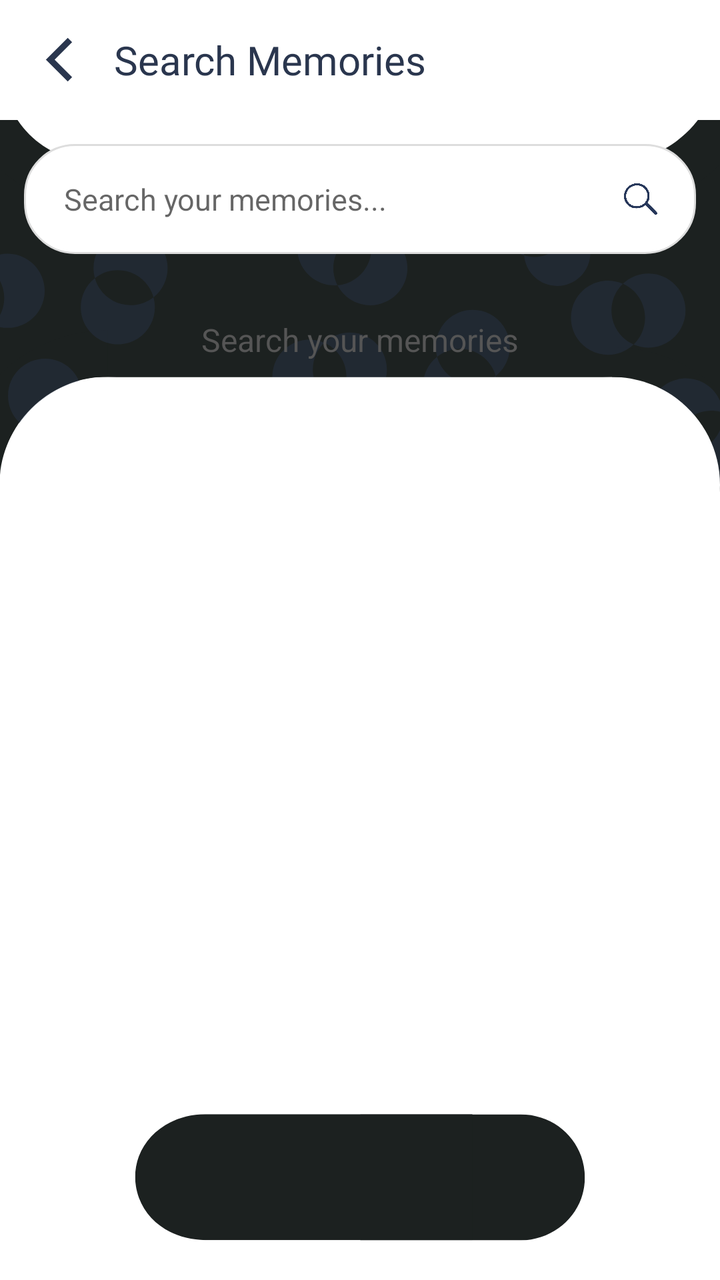
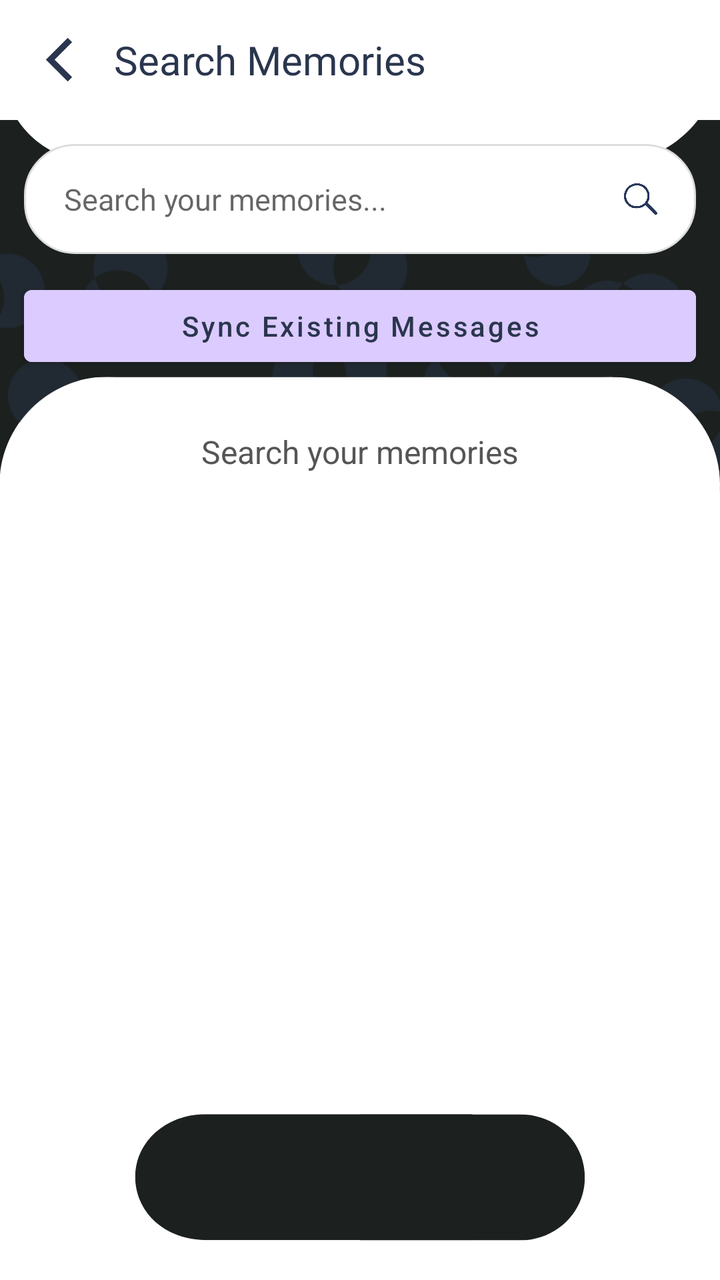

Before-and-after screenshots of an Android layout around one commit, followed by the original layout XML and the change that was made.
<!-- AndroidManifest.xml: application theme Theme.VMessenger -->
<!-- res/layout/activity_semantic_search.xml -->
<?xml version="1.0" encoding="utf-8"?>
<LinearLayout
    xmlns:android="http://schemas.android.com/apk/res/android"
    android:layout_width="match_parent"
    android:layout_height="match_parent"
    android:orientation="vertical"
    android:background="@drawable/mainback">

    <LinearLayout
        android:layout_width="match_parent"
        android:layout_height="60dp"
        android:orientation="horizontal"
        android:gravity="center_vertical"
        android:background="@color/white"
        android:paddingStart="12dp"
        android:paddingEnd="12dp">

        <ImageView
            android:id="@+id/backButton"
            android:layout_width="35dp"
            android:layout_height="35dp"
            android:src="@drawable/back"
            android:contentDescription="Back" />

        <TextView
            android:layout_width="0dp"
            android:layout_height="wrap_content"
            android:layout_weight="1"
            android:text="Search Memories"
            android:textColor="#2a364e"
            android:textSize="20sp"
            android:fontFamily="@font/poppins_bold"
            android:layout_marginStart="10dp" />

    </LinearLayout>

    <LinearLayout
        android:layout_width="match_parent"
        android:layout_height="55dp"
        android:layout_margin="12dp"
        android:orientation="horizontal"
        android:gravity="center_vertical"
        android:background="@drawable/search_background">

        <EditText
            android:id="@+id/searchInput"
            android:layout_width="0dp"
            android:layout_height="match_parent"
            android:layout_weight="1"
            android:background="@null"
            android:hint="Search your memories..."
            android:paddingStart="15dp"
            android:paddingEnd="10dp"
            android:textSize="15sp" />

        <ImageView
            android:id="@+id/searchButton"
            android:layout_width="45dp"
            android:layout_height="45dp"
            android:padding="10dp"
            android:src="@drawable/search"
            android:contentDescription="Search" />

    </LinearLayout>

    <ProgressBar
        android:id="@+id/searchProgress"
        android:layout_width="wrap_content"
        android:layout_height="wrap_content"
        android:layout_gravity="center"
        android:visibility="gone" />

    <TextView
        android:id="@+id/emptyText"
        android:layout_width="match_parent"
        android:layout_height="wrap_content"
        android:text="Search your memories"
        android:textSize="16sp"
        android:textColor="#555555"
        android:gravity="center"
        android:layout_marginTop="20dp" />

    <androidx.recyclerview.widget.RecyclerView
        android:id="@+id/searchRecyclerView"
        android:layout_width="match_parent"
        android:layout_height="0dp"
        android:layout_weight="1"
        android:padding="10dp" />

</LinearLayout>
<!-- resources referenced by this layout -->
<resources>
  <color name="white">#FFFFFFFF</color>
  <!-- drawable back (drawable) -->
  <?xml version="1.0" encoding="utf-8"?>
  <vector xmlns:android="http://schemas.android.com/apk/res/android"
      android:width="32dp"
      android:height="32dp"
      android:viewportWidth="32"
      android:viewportHeight="32">
  
      <path
          android:fillColor="#2A364E"
          android:pathData="M20,6 L10,16 L20,26 L22,24 L14,16 L22,8 Z" />
  
  </vector>
  <!-- drawable mainback: png bitmap (drawable-xhdpi, 51452 bytes) -->
  <!-- drawable search: png bitmap (drawable-xhdpi, 226587 bytes) -->
  <!-- drawable search_background (drawable) -->
  <?xml version="1.0" encoding="utf-8"?>
  <shape xmlns:android="http://schemas.android.com/apk/res/android"
      android:shape="rectangle">
  
      <solid android:color="#FFFFFF" />
  
      <corners android:radius="25dp" />
  
      <stroke
          android:width="1dp"
          android:color="#DDDDDD" />
  
      <padding
          android:left="5dp"
          android:top="5dp"
          android:right="5dp"
          android:bottom="5dp" />
  
  </shape>
  <style name="Theme.VMessenger" parent="Theme.MaterialComponents.Light.NoActionBar">
          
          <item name="colorPrimary">@color/white</item>
          <item name="colorPrimaryVariant">@color/white</item>
          <item name="colorOnPrimary">@color/white</item>
          
          <item name="colorSecondary">@color/teal_200</item>
          <item name="colorSecondaryVariant">@color/teal_700</item>
          <item name="colorOnSecondary">@color/black</item>
          
          <item name="android:windowBackground">@color/white</item>
          <item name="android:statusBarColor">@color/white</item>
          <item name="android:windowLightStatusBar">true</item>
          
      </style>
  <color name="teal_200">#FF03DAC5</color>
  <color name="teal_700">#FF018786</color>
  <color name="black">#FF000000</color>
</resources>

<!-- the commit's change to res/layout/activity_semantic_search.xml (unified diff, before → after) -->
@@ -6,6 +6,7 @@
     android:orientation="vertical"
     android:background="@drawable/mainback">
 
+    
     <LinearLayout
         android:layout_width="match_parent"
         android:layout_height="60dp"
@@ -34,6 +35,7 @@
 
     </LinearLayout>
 
+    
     <LinearLayout
         android:layout_width="match_parent"
         android:layout_height="55dp"
@@ -63,6 +65,19 @@
 
     </LinearLayout>
 
+    
+    <Button
+        android:id="@+id/syncExistingMessagesButton"
+        android:layout_width="match_parent"
+        android:layout_height="48dp"
+        android:layout_marginStart="12dp"
+        android:layout_marginEnd="12dp"
+        android:layout_marginBottom="8dp"
+        android:text="Sync Existing Messages"
+        android:textAllCaps="false"
+        android:textColor="#2a364e"
+        android:backgroundTint="#DCCBFF" />
+
     <ProgressBar
         android:id="@+id/searchProgress"
         android:layout_width="wrap_content"
@@ -80,6 +95,7 @@
         android:gravity="center"
         android:layout_marginTop="20dp" />
 
+    
     <androidx.recyclerview.widget.RecyclerView
         android:id="@+id/searchRecyclerView"
         android:layout_width="match_parent"
